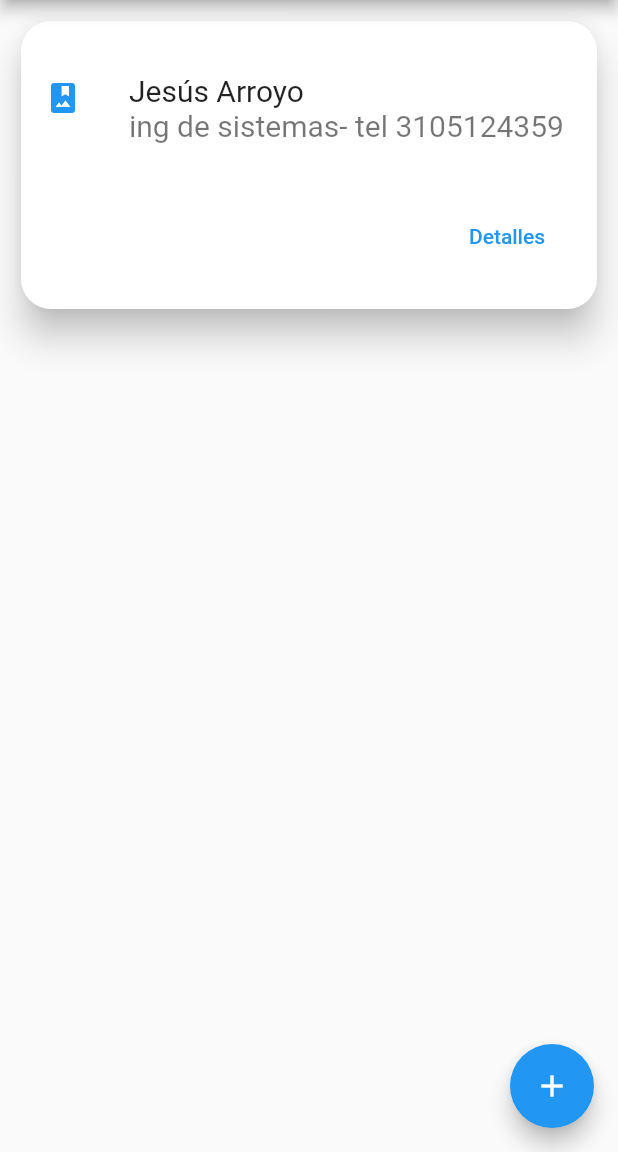
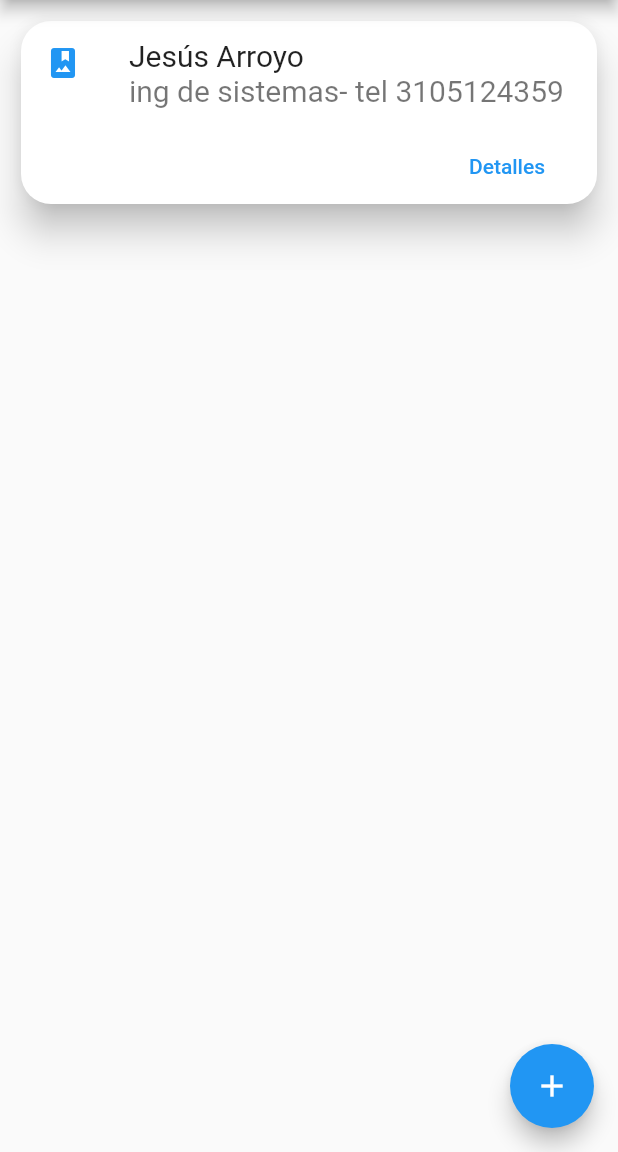
Before and after one commit to ElMachado/SuenoMotoraApp, a Flutter app: the Colaboradores screen opened by its route, on a phone screen of 412 x 824 dp, the part 84-1236 px from its top. Run offline on Flutter 3.47's test engine with Material 2 defaults, Android fonts, the phone set to English and light mode, and no system bars; our stand-ins replace cached_network_image; missing offline and left inert: latlng, map; key blocks and very long unbroken strings in the code were emptied for the run.

Commit message:
prueba cambio de rama

```diff
--- a/lib/common/cards.dart
+++ b/lib/common/cards.dart
@@ -1,13 +1,12 @@
+// ignore_for_file: avoid_print
+
 import 'package:flutter/material.dart';
 
 class Cards {
   Widget cardSencillo(String titulo, String contenido,
       {required Function btnAction}) {
-    return ConstrainedBox(
-      constraints: const BoxConstraints(maxHeight: 200, minHeight: 200),
-      child: SizedBox(
-        height: 100,
-        child: Card(
+    return LayoutBuilder(
+      builder: (context, constraints) => Card(
         elevation: 10.0,
         shape:
             RoundedRectangleBorder(borderRadius: BorderRadius.circular(20.0)),
@@ -20,8 +19,7 @@ class Cards {
                 color: Colors.blue,
               ),
               title: Text(titulo, style: const TextStyle(fontSize: 20.0)),
-                subtitle:
-                    Text(contenido, style: const TextStyle(fontSize: 20.0)),
+              subtitle: Text(contenido, style: const TextStyle(fontSize: 20.0)),
             ),
             Row(
               mainAxisAlignment: MainAxisAlignment.end,
@@ -38,7 +36,6 @@ class Cards {
               ],
             ),
           ],
-          ),
         ),
       ),
     );
@@ -86,10 +83,10 @@ class Cards {
     );
   }
 
-  Widget responsiveEquiposCard(Size) {
+  Widget responsiveEquiposCard(int size) {
     return Container(
         // padding: const EdgeInsets.only(top: 10.0, left: 10.0, right: 10.0),
-        child: Size <= 600
+        child: size <= 600
             ? ListView.builder(
                 shrinkWrap: true,
                 itemBuilder: (context, index) {
@@ -101,7 +98,7 @@ class Cards {
             : GridView.count(
                 addAutomaticKeepAlives: true,
                 childAspectRatio: (500 / 550),
-                crossAxisCount: Size >= 600 && Size <= 1200 ? 2 : 4,
+                crossAxisCount: size >= 600 && size <= 1200 ? 2 : 4,
                 children: [
                   Container(child: cardImage(() => print('hola 3'))),
                   Container(child: cardImage(() => print('hola 3'))),
@@ -135,7 +132,7 @@ class Cards {
             fit: BoxFit.cover,
           ),
           Container(
-            padding: EdgeInsets.only(left: 10, right: 10),
+            padding: const EdgeInsets.only(left: 10, right: 10),
             child: Column(
               crossAxisAlignment: CrossAxisAlignment.start,
               children: const [
@@ -178,8 +175,8 @@ class Cards {
     );
   }
 
-  Widget CardEnvios(String nombreEscuela, String responsable, direccionEnvio,
-      numeroTelefono, contenidoEnvio,
+  Widget cardEnvios(String nombreEscuela, String responsable,
+      String direccionEnvio, String numeroTelefono, String contenidoEnvio,
       {required Function btnAction}) {
     return Card(
       elevation: 10.0,
--- a/lib/common/floating_button.dart
+++ b/lib/common/floating_button.dart
@@ -1,5 +1,3 @@
-import 'package:flutter/material.dart';
-
 import 'package:flutter/material.dart';
 
 class FloatingButton {
--- a/lib/common/responsive.dart
+++ b/lib/common/responsive.dart
@@ -1,14 +1,13 @@
 import 'package:flutter/material.dart';
-import 'package:suenomotora_app/pages/map_page.dart';
 
 class ResponsibleLayout extends StatelessWidget {
-  final Widget VentanaMuyPequena;
+  final Widget ventanaMuyPequena;
   final Widget mobileBody;
   final Widget tabletBody;
   final Widget desktopBody;
 
   const ResponsibleLayout(
-      {required this.VentanaMuyPequena,
+      {required this.ventanaMuyPequena,
       required this.mobileBody,
       required this.tabletBody,
       required this.desktopBody});
@@ -19,7 +18,7 @@ class ResponsibleLayout extends StatelessWidget {
       builder: (context, constraints) {
         print(constraints);
         if (constraints.maxWidth < 320) {
-          return VentanaMuyPequena;
+          return ventanaMuyPequena;
         } else if (constraints.maxWidth >= 320 && constraints.maxWidth < 610) {
           return mobileBody;
         } else if (constraints.maxWidth > 600 && constraints.maxWidth < 1200) {
--- a/lib/common/responsive/colaboradores/colaboradores_movile.dart
+++ b/lib/common/responsive/colaboradores/colaboradores_movile.dart
@@ -25,6 +25,7 @@ class ColaboradoresMovil extends StatelessWidget {
           ),
         ),
         floatingActionButton: floButton.floatingButton(
-            btnAction: () => FormsDialogs.mostrarAlert(context)));
+            btnAction: () =>
+                FormsDialogs.mostrarDialogRegistroColaborador(context)));
   }
 }
--- a/lib/common/responsive/colaboradores/colaboradores_tablet.dart
+++ b/lib/common/responsive/colaboradores/colaboradores_tablet.dart
@@ -1,6 +1,7 @@
 import 'package:flutter/material.dart';
 import 'package:suenomotora_app/common/cards.dart';
 import 'package:suenomotora_app/common/floating_button.dart';
+import 'package:suenomotora_app/common/forms_dialogs.dart';
 
 class ColaboradoresTablet extends StatelessWidget {
   const ColaboradoresTablet({Key? key}) : super(key: key);
@@ -42,7 +43,8 @@ class ColaboradoresTablet extends StatelessWidget {
             ],
           ),
         ),
-        floatingActionButton:
-            floButton.floatingButton(btnAction: () => print('hola')));
+        floatingActionButton: floButton.floatingButton(
+            btnAction: () =>
+                FormsDialogs.mostrarDialogRegistroColaborador(context)));
   }
 }
--- a/lib/common/responsive/envios/envio_movile.dart
+++ b/lib/common/responsive/envios/envio_movile.dart
@@ -18,7 +18,7 @@ class EnviosMovil extends StatelessWidget {
           padding: const EdgeInsets.only(top: 10.0, left: 10.0, right: 10.0),
           child: ListView(
             children: [
-              card.CardEnvios(
+              card.cardEnvios(
                   'Jesús Arroyo', 'ing de sistemas- tel 3105124359', '', '', '',
                   btnAction: () => print('hola')),
             ],
--- a/lib/main.dart
+++ b/lib/main.dart
@@ -7,6 +7,7 @@ void main() => runApp(const SuenoMotoraApp());
 class SuenoMotoraApp extends StatelessWidget {
   const SuenoMotoraApp({Key? key}) : super(key: key);
 
+  @override
   Widget build(BuildContext context) {
     return MaterialApp(
       debugShowCheckedModeBanner: false,
--- a/lib/pages/colaboradores_page.dart
+++ b/lib/pages/colaboradores_page.dart
@@ -1,6 +1,4 @@
 import 'package:flutter/material.dart';
-import 'package:suenomotora_app/common/cards.dart';
-import 'package:suenomotora_app/common/floating_button.dart';
 import 'package:suenomotora_app/common/responsive.dart';
 import 'package:suenomotora_app/common/responsive/colaboradores/colaboradores_desktop.dart';
 import 'package:suenomotora_app/common/responsive/colaboradores/colaboradores_movile.dart';
@@ -19,7 +17,7 @@ class _ColaboradoresState extends State<Colaboradores> {
   Widget build(BuildContext context) {
     return const Scaffold(
       body: ResponsibleLayout(
-          VentanaMuyPequena: VentanaMuyPequena(),
+          ventanaMuyPequena: VentanaMuyPequena(),
           mobileBody: ColaboradoresMovil(),
           tabletBody: ColaboradoresTablet(),
           desktopBody: ColaboradoresDesktop()),
--- a/lib/pages/donante_page.dart
+++ b/lib/pages/donante_page.dart
@@ -21,7 +21,7 @@ class _DonantesPage extends State<DonantesPage> {
   Widget build(BuildContext context) {
     return const Scaffold(
       body: ResponsibleLayout(
-          VentanaMuyPequena: VentanaMuyPequena(),
+          ventanaMuyPequena: VentanaMuyPequena(),
           mobileBody: DonatesMovil(),
           tabletBody: DonantesTablet(),
           desktopBody: DonatesDesktop()),
--- a/lib/pages/envios_page.dart
+++ b/lib/pages/envios_page.dart
@@ -21,7 +21,7 @@ class _EnviosPage extends State<EnviosPage> {
   Widget build(BuildContext context) {
     return const Scaffold(
         body: ResponsibleLayout(
-            VentanaMuyPequena: VentanaMuyPequena(),
+            ventanaMuyPequena: VentanaMuyPequena(),
             mobileBody: EnviosMovil(),
             tabletBody: EnviosTablet(),
             desktopBody: EnviosDesktop()));
--- a/lib/pages/equipos_page.dart
+++ b/lib/pages/equipos_page.dart
@@ -23,7 +23,7 @@ class _EquiposPage extends State<EquiposPage> {
   Widget build(BuildContext context) {
     return Scaffold(
       body: const ResponsibleLayout(
-          VentanaMuyPequena: VentanaMuyPequena(),
+          ventanaMuyPequena: VentanaMuyPequena(),
           mobileBody: EquiposMovile(),
           tabletBody: EquiposTablet(),
           desktopBody: EquiposDesktop()),
--- a/lib/pages/map_page.dart
+++ b/lib/pages/map_page.dart
@@ -82,7 +82,7 @@ class _MyHomePageState extends State<InicioMapa> {
   Widget build(BuildContext context) {
     return Scaffold(
       body: ResponsibleLayout(
-        VentanaMuyPequena: const VentanaMuyPequena(),
+        ventanaMuyPequena: const VentanaMuyPequena(),
         desktopBody: MapPage(),
         mobileBody: MapPage(),
         tabletBody: MapPage(),
--- a/lib/pages/solicitudes_de_escuelas_page.dart
+++ b/lib/pages/solicitudes_de_escuelas_page.dart
@@ -23,7 +23,7 @@ class _SolicitudesDeEscuelas extends State<SolicitudesDeEscuelas> {
   Widget build(BuildContext context) {
     return const Scaffold(
       body: ResponsibleLayout(
-          VentanaMuyPequena: VentanaMuyPequena(),
+          ventanaMuyPequena: VentanaMuyPequena(),
           mobileBody: SolicitudesEscuelasMovil(),
           tabletBody: SolicitudesEscuelasTablet(),
           desktopBody: SolicitudesEscuelasDesktop()),
```
Also changed, not shown: lib/common/forms_dialogs.dart (+16 -20 lines), lib/common/forms_elements.dart (+12 -14 lines), lib/common/responsive/colaboradores/colaboradores_desktop.dart (+6 -11 lines), lib/common/responsive/envios/envio_desktop.dart (+13 -13 lines), lib/common/responsive/envios/envio_tablet.dart (+9 -9 lines), lib/common/responsive/vistaTamanoVentanaMuyPequeño.dart (+1 -8 lines), flutter_01.png (deleted). Lines whose indentation alone changed are shown as unchanged.
